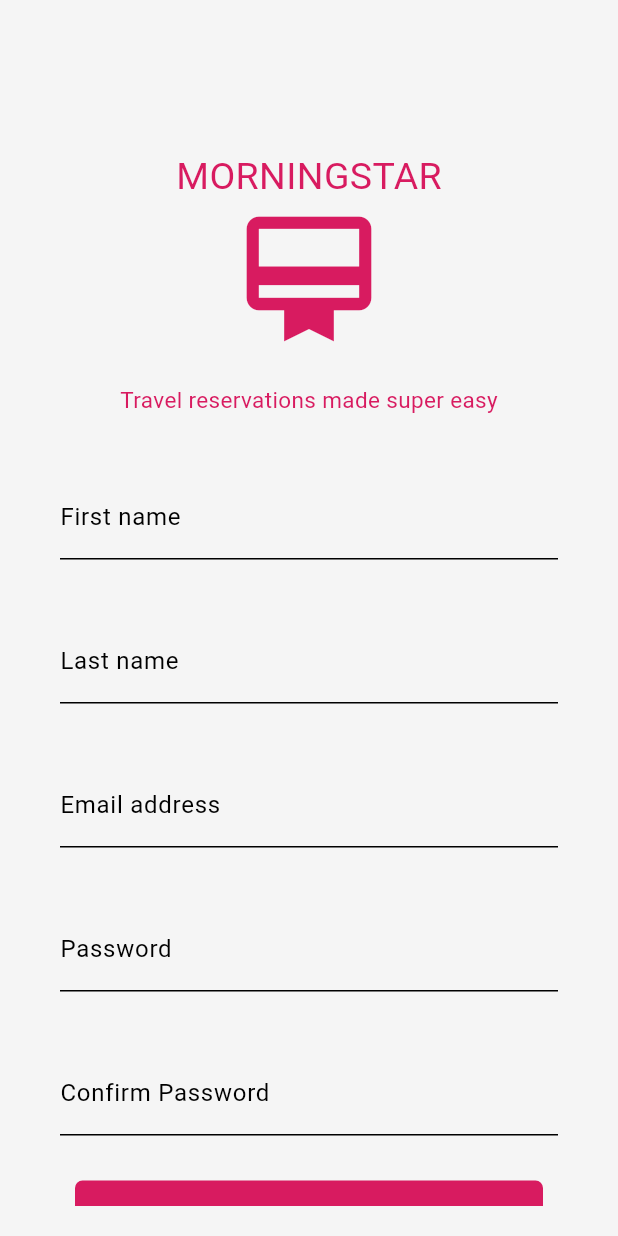
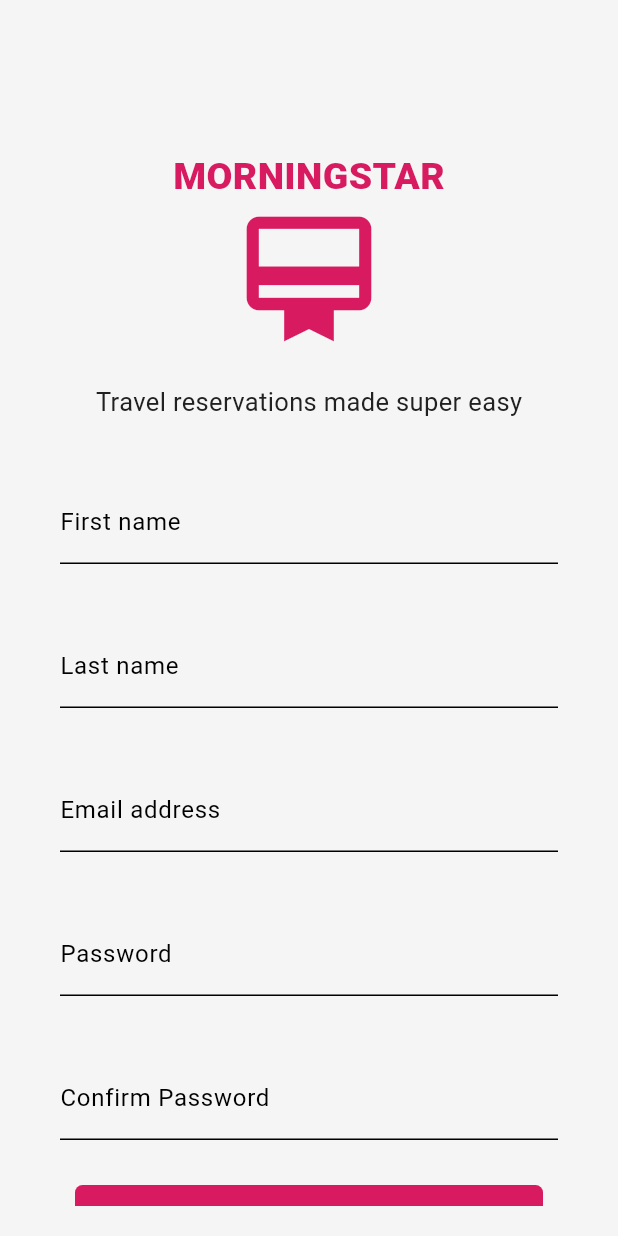
Before and after one commit to dr33k/morningstar-ui, a Flutter app: the screen it shows after launch, after a tap on "Sign up", on a phone screen of 412 x 824 dp. Run offline on Flutter 3.47's test engine with Material 3 defaults, Android fonts, the phone set to English and light mode, and no system bars; Roboto replaces fonts that are missing (Helvetica).

Commit message:
Cleaned up Login and Signup Pages without validation

```diff
--- a/lib/components/app_btn.dart
+++ b/lib/components/app_btn.dart
@@ -1,4 +1,5 @@
 import 'package:flutter/material.dart';
+import 'package:morningstar_ui/components/app_text.dart';
 
 class AppBtn extends StatelessWidget {
   final String text;
@@ -15,14 +16,8 @@ class AppBtn extends StatelessWidget {
             color: Theme.of(context).colorScheme.primary,
           ),
           child: Center(
-            heightFactor: 2,
-            child: Text(
-              text,
-              style: TextStyle(
-                fontSize: 20,
-                color: Theme.of(context).colorScheme.inversePrimary,
-              )
-            ),
+            heightFactor: 3,
+            child: AppTextIS(text: text),
           ),
         ),
     );
--- a/lib/components/app_text.dart
+++ b/lib/components/app_text.dart
@@ -9,16 +9,32 @@ class AppTextPS extends StatelessWidget {
     return Text(
       text,
       style: TextStyle(
-          fontSize: 15,
+          fontSize: 17,
           fontFamily: "Helvetica",
           color: Theme.of(context).colorScheme.primary),
     );
   }
 }
 
-class AppTextPM extends StatelessWidget {
+class AppTextIS extends StatelessWidget {
   final String text;
-  const AppTextPM({super.key, required this.text});
+  const AppTextIS({super.key, required this.text});
+
+  @override
+  Widget build(BuildContext context) {
+    return Text(
+      text,
+      style: TextStyle(
+          fontSize: 17,
+          fontFamily: "Helvetica",
+          color: Theme.of(context).colorScheme.inversePrimary),
+    );
+  }
+}
+
+class AppTitlePS extends StatelessWidget {
+  final String text;
+  const AppTitlePS({super.key, required this.text});
 
   @override
   Widget build(BuildContext context) {
@@ -27,6 +43,7 @@ class AppTextPM extends StatelessWidget {
       style: TextStyle(
           fontSize: 25,
           fontFamily: "Helvetica",
+          fontWeight: FontWeight.w800,
           color: Theme.of(context).colorScheme.primary),
     );
   }
@@ -41,7 +58,7 @@ class AppTextNS extends StatelessWidget {
     return Text(
       text,
       style: TextStyle(
-          fontSize: 15,
+          fontSize: 17,
           fontFamily: "Helvetica",
       color: Colors.grey.shade900)
     );
--- a/lib/pages/login_page.dart
+++ b/lib/pages/login_page.dart
@@ -34,7 +34,7 @@ class _LoginPageState extends State<LoginPage> {
             children: [
               const SizedBox(height: 80),
 
-              const AppTextPM(text: "MORNINGSTAR"),
+              const AppTitlePS(text: "MORNINGSTAR"),
 
               Icon(
                 Icons.person_2_sharp,
@@ -45,7 +45,7 @@ class _LoginPageState extends State<LoginPage> {
               const SizedBox(height: 20),
 
               //Display message
-              const AppTextPS(text: "Welcome Back"),
+              const AppTextNS(text: "Welcome Back"),
 
               const SizedBox(height: 20),
 
@@ -88,10 +88,7 @@ class _LoginPageState extends State<LoginPage> {
                         padding: const EdgeInsets.all(10.0),
                         child: GestureDetector(
                           onTap: widget.onTap,
-                          child:Text("Sign up",
-                              style: TextStyle(
-                                  color: Theme.of(context).colorScheme.primary,
-                                  fontSize: 15))
+                          child:const AppTextPS(text: "Sign up")
                         )
                     ),
                   ),
--- a/lib/pages/signup_page.dart
+++ b/lib/pages/signup_page.dart
@@ -34,7 +34,7 @@ class _SignupPageState extends State<SignupPage> {
 
               const SizedBox(height: 80),
 
-              const AppTextPM(text: "MORNINGSTAR"),
+              const AppTitlePS(text: "MORNINGSTAR"),
 
               Icon(
                 Icons.card_membership,
@@ -44,7 +44,7 @@ class _SignupPageState extends State<SignupPage> {
 
               const SizedBox(height: 20),
 
-              const AppTextPS(text: "Travel reservations made super easy"),
+              const AppTextNS(text: "Travel reservations made super easy"),
 
               const SizedBox(height: 20),
 
@@ -116,10 +116,7 @@ class _SignupPageState extends State<SignupPage> {
                     padding: const EdgeInsets.all(10.0),
                     child: GestureDetector(
                       onTap: widget.onTap,
-                        child:Text("Login",
-                            style: TextStyle(
-                                color: Theme.of(context).colorScheme.primary,
-                                fontSize: 15))
+                        child:const AppTextPS(text: "Login")
                     )
                 ),
               ),
```
